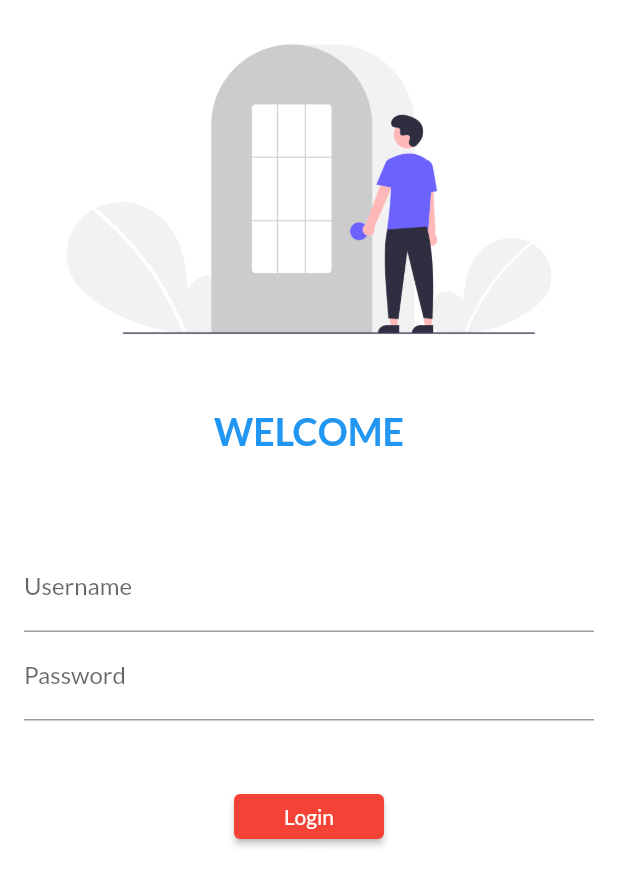
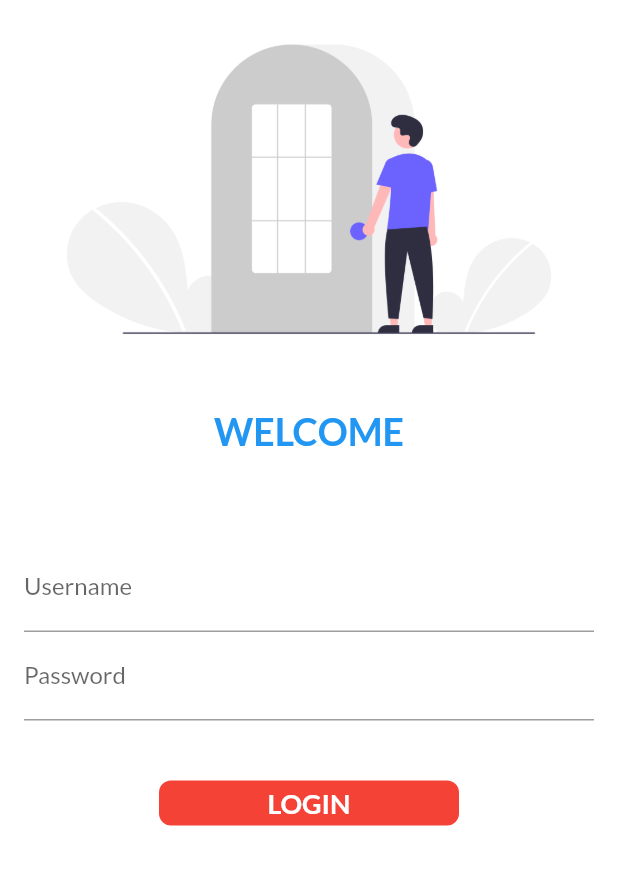
Before and after one commit to VARITHSA/flutter_ecommerce, a Flutter app: the screen it shows after launch, on a phone screen of 412 x 824 dp. Shown: the top 886 px of the screen. Run offline on Flutter 3.47's test engine with Material 2 defaults, Android fonts, the phone set to English and light mode, and no system bars; our stand-ins replace google_fonts.

Commit message:
dAY 6 COMPLETED

```diff
--- a/lib/pages/login_page.dart
+++ b/lib/pages/login_page.dart
@@ -2,13 +2,19 @@ import 'package:flutter/cupertino.dart';
 import 'package:flutter/material.dart';
 import 'package:intro/utils/routes.dart';
 
-class LoginPage extends StatelessWidget {
+class LoginPage extends StatefulWidget {
+  @override
+  State<LoginPage> createState() => _LoginPageState();
+}
+
+class _LoginPageState extends State<LoginPage> {
+  bool changeButton = false;
+
   @override
   Widget build(BuildContext context) {
     return Material(
       color: Colors.white,
-      child : SingleChildScrollView(
-
+      child: SingleChildScrollView(
         child: Column(
           children: [
             Image.asset(
@@ -21,7 +27,9 @@ class LoginPage extends StatelessWidget {
             const Text(
               "WELCOME",
               style: TextStyle(
-                fontSize: 25, fontWeight: FontWeight.bold, color: Colors.blue),
+                  fontSize: 25,
+                  fontWeight: FontWeight.bold,
+                  color: Colors.blue),
             ),
             const SizedBox(
               height: 20.0,
@@ -47,14 +55,46 @@ class LoginPage extends StatelessWidget {
                   const SizedBox(
                     height: 40.0,
                   ),
-                ElevatedButton(
-                  child: const Text("Login"),
-                  style: TextButton.styleFrom(
-                    minimumSize: Size(100,30)),
-                  onPressed: () {
+
+                  InkWell(
+                    onTap: () async {
+                      setState(() {
+                        changeButton = true;
+                      });
+                      await Future.delayed(Duration(seconds: 1));
                        Navigator.pushNamed(context, MyRoutes.homeRoute);
                     },
+                    child: AnimatedContainer(
+                      duration: const Duration(seconds: 1),
+                      width: changeButton ? 100 : 200,
+                      height: 30,
+                      alignment: Alignment.center,
+                      child: changeButton
+                          ? const Icon(
+                              Icons.done,
+                              color: Colors.white,
+                            )
+                          : const Text(
+                              "LOGIN",
+                              style: TextStyle(
+                                  color: Colors.white,
+                                  fontWeight: FontWeight.bold,
+                                  fontSize: 18),
                             ),
+                      decoration: BoxDecoration(
+                          color: Colors.red,
+                          borderRadius: BorderRadius.circular(8)),
+                    ),
+                  )
+
+                  // ElevatedButton(
+                  //   child: const Text("Login"),
+                  //   style: TextButton.styleFrom(
+                  //     minimumSize: const Size(100,30)),
+                  //   onPressed: () {
+                  //     Navigator.pushNamed(context, MyRoutes.homeRoute);
+                  //   },
+                  // ),
                 ],
               ),
             )
```
Lines whose indentation alone changed are shown as unchanged.
